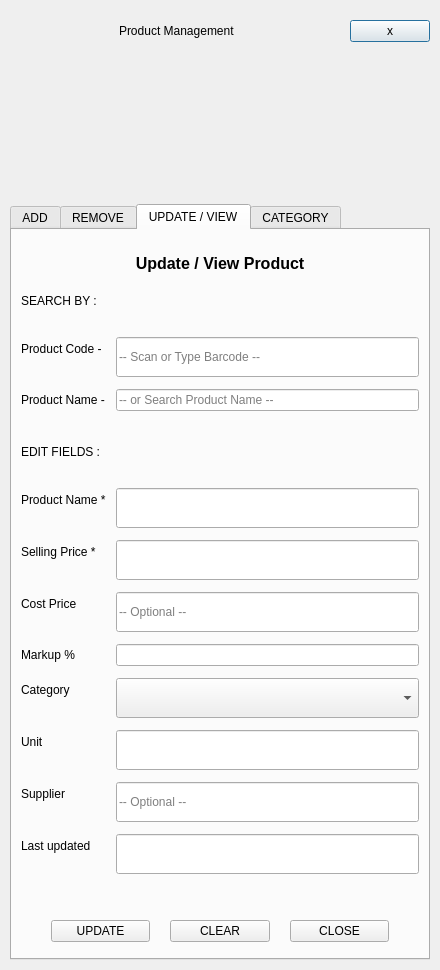
The window that Project/ui/product_menu.ui (Selvam-T/POS) describes before a commit, drawn with Qt 5.
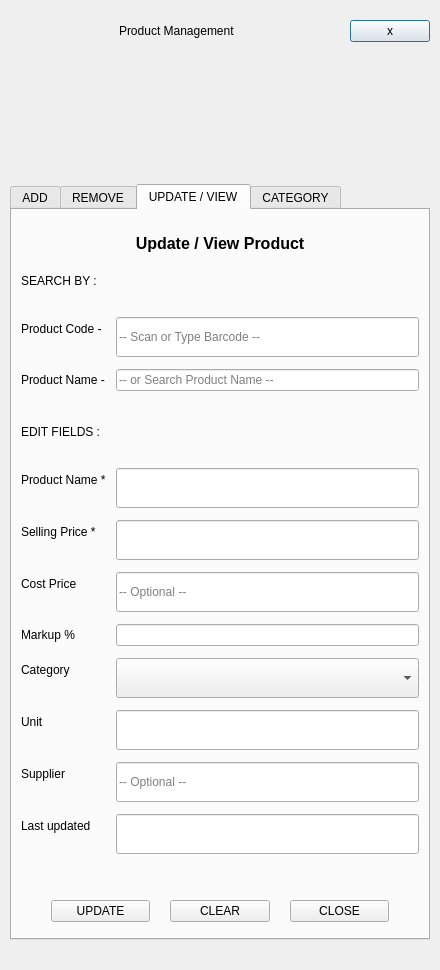
The same window after the commit.

Patch:
```diff
--- a/Project/ui/product_menu.ui
+++ b/Project/ui/product_menu.ui
@@ -30,7 +30,7 @@
     <number>10</number>
    </property>
    <property name="bottomMargin">
-    <number>10</number>
+    <number>30</number>
    </property>
    <item>
     <widget class="QFrame" name="customTitleBar">
```
